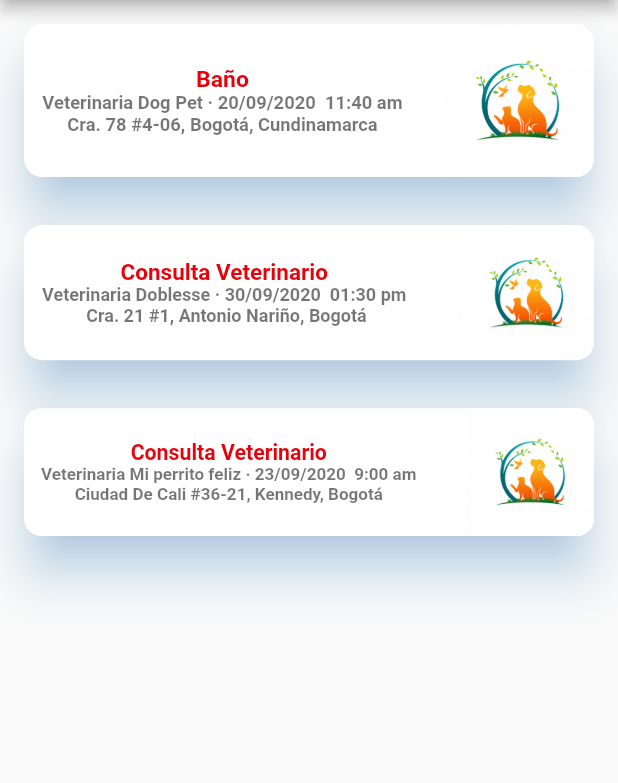
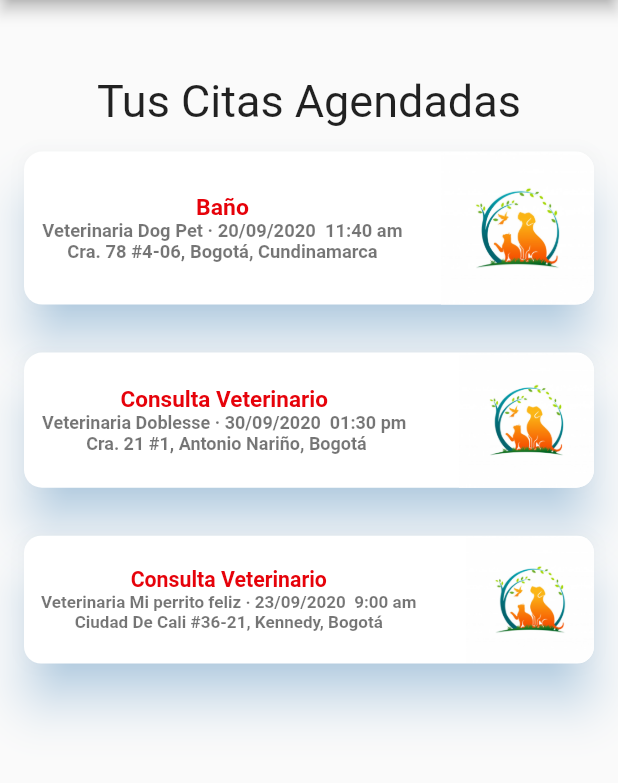
Before and after one commit to SergioMilagritoRiveros/App-Interactivas, a Flutter app: the ScheduledAppointment screen opened directly, on a phone screen of 412 x 824 dp, the part 84-867 px from its top. Run offline on Flutter 3.47's test engine with Material 2 defaults, Android fonts, the phone set to English and light mode, and no system bars.

Commit message:
Add tittle

```diff
--- a/animapp/lib/forms/ScheduleForm.dart
+++ b/animapp/lib/forms/ScheduleForm.dart
@@ -145,7 +145,7 @@ class _ScheduleForm extends State<ScheduleForm> {
                 //DateTimePickerPage(),
                 SizedBox(height: 30),
                 Container(
-                    child: InputWidget(labelText: 'Número de contacto', icon: Icons.phone_android, keyboardType: TextInputType.phone,maxLength: 10,),
+                    child: InputWidget(labelText: 'Número de contacto', icon: Icons.phone_android, keyboardType: TextInputType.phone,maxLength: 10),
                     width: MediaQuery.of(context).size.width),
                 SizedBox(height: 30),
                 Row(
--- a/animapp/lib/views/ScheduledAppointment.dart
+++ b/animapp/lib/views/ScheduledAppointment.dart
@@ -22,6 +22,8 @@ class _ScheduledAppointmentState extends State<ScheduledAppointment> {
       body: ListView(
           scrollDirection: Axis.vertical,
           children: <Widget>[
+            SizedBox(height: 50),
+                Text("Tus Citas Agendadas", style: TextStyle(fontSize: 30.0), textAlign: TextAlign.center,),
             Padding(
               padding: const EdgeInsets.all(16.0),
               child: Container(
```
